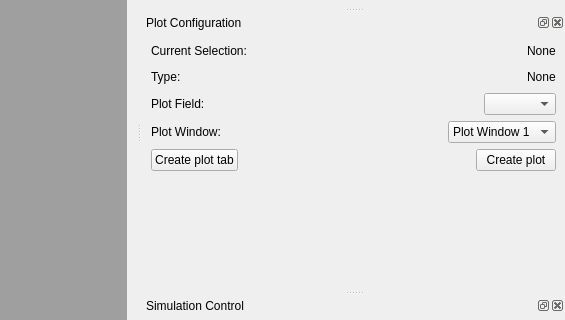
This is moose/branches/dh_branch/gui/newgui.ui in physicalist/ncbs-moose as Qt 5 draws it before an edit; both pictures show x 415 to 980 and y 298 to 618 of the 980 by 1097 pixel window. The edited form follows.
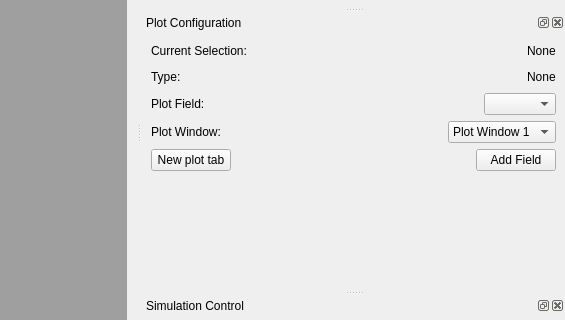
This is the edited form. Custom widgets are drawn as their Qt base class.

Commit message: plot corrections

```diff
--- a/moose/branches/dh_branch/gui/newgui.ui
+++ b/moose/branches/dh_branch/gui/newgui.ui
@@ -918,7 +918,7 @@
           <string/>
          </property>
          <property name="text">
-          <string>Create plot tab</string>
+          <string>New plot tab</string>
          </property>
         </widget>
        </item>
@@ -950,7 +950,7 @@
           </size>
          </property>
          <property name="text">
-          <string>Create plot</string>
+          <string>Add Field</string>
          </property>
         </widget>
        </item>
```
The commit also changes 4 other files.
